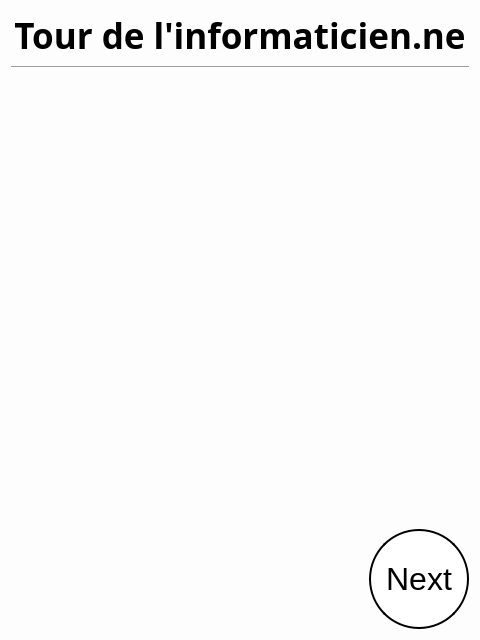
This is SporzOBC-WAL/code/resources/Phases/Night/ComputerScientist/turn.ui in Eben-Epi/SporzOBC as Qt 5 draws it before an edit. The edited form follows.
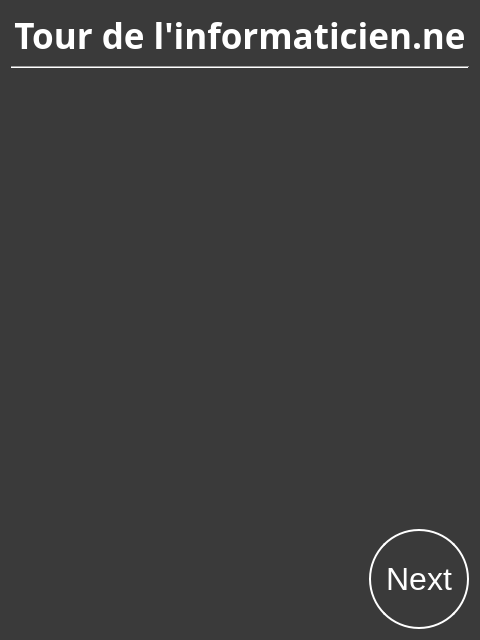
This is the edited form.

Commit message: UPD Night Phases are displayed with dark background UPD Mutant Turn and Evening Bed Time View ADD useful fetch infos from game logic methods

```diff
--- a/SporzOBC-WAL/code/resources/Phases/Night/ComputerScientist/turn.ui
+++ b/SporzOBC-WAL/code/resources/Phases/Night/ComputerScientist/turn.ui
@@ -15,14 +15,19 @@
   </property>
   <property name="styleSheet">
    <string notr="true">#ComputerScientistTurn {
-    background-color: rgb(253, 253, 253);
+    background-color: rgb(58, 58, 58);;
     }
 
+QLabel {
+	color:white;
+}
+
 QPushButton  {
-    border: 2px solid black;
-    background-color: white;
+    border: 2px solid white;
+    background-color: rgb(58, 58, 58);
     padding: 10px 10px;
     font-size: 32px;
+	color:white;
     border-radius: 50px;
 }</string>
   </property>
```
The commit also changes 37 other files.
